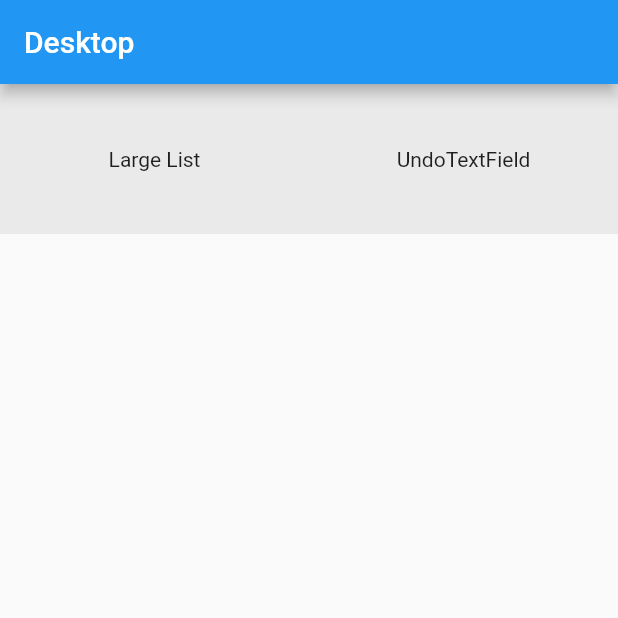
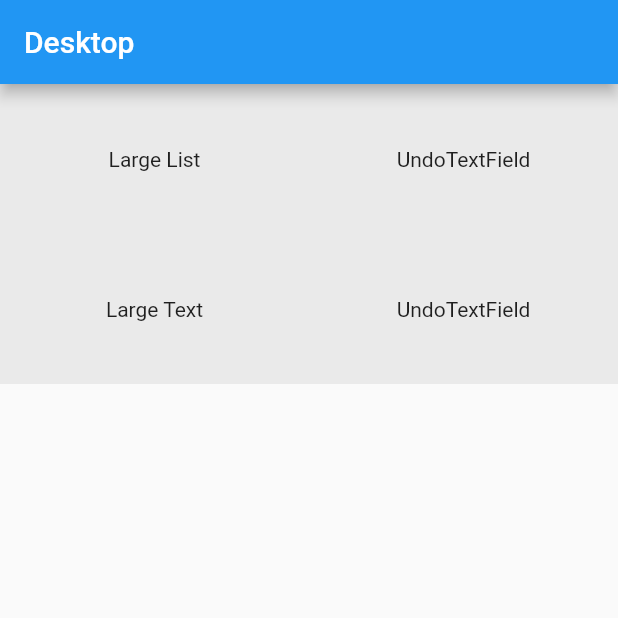
Before and after one commit to dikeboy/flutter_desktop, a Flutter app: the screen it shows after launch, on a phone screen of 412 x 824 dp, the top half of it. Run offline on Flutter 3.47's test engine with Material 2 defaults, Android fonts, the phone set to English and light mode, and no system bars; our stand-ins replace scrollable_positioned_list; missing offline and left inert: undo_textfield, window_size.

Commit message:
modify  size

```diff
--- a/lib/main.dart
+++ b/lib/main.dart
@@ -4,10 +4,11 @@ import 'dart:io';
 
 import 'package:flutter/material.dart';
 import 'package:flutter_desktop/moudle/largelist/large_listview.dart';
-import 'package:flutter_desktop/moudle/undotext/uno_textfield.dart';
+import 'package:flutter_desktop/moudle/uno_textfield.dart';
 import 'package:flutter_desktop/utils/WindowSizeService.dart';
 
 import 'base/BasicPage.dart';
+import 'moudle/largetext/large_text.dart';
 
 void main() {
   WidgetsFlutterBinding.ensureInitialized();
@@ -88,6 +89,17 @@ class _MyHomePageState extends State<MyHomePage> {
                 bindHomeBtn("UndoTextField", () {return UndoTextField();}),
               ],
             )),
+        Container(
+            height: 100,
+            child: Row(
+              mainAxisAlignment: MainAxisAlignment.spaceAround,
+              mainAxisSize: MainAxisSize.max,
+              crossAxisAlignment: CrossAxisAlignment.center,
+              children: [
+                bindHomeBtn("Large Text", () {return LargeTextPage();}),
+                bindHomeBtn("UndoTextField", () {return UndoTextField();}),
+              ],
+            )),
       ],
     );
   }
--- a/pubspec.yaml
+++ b/pubspec.yaml
@@ -18,7 +18,7 @@ publish_to: 'none' # Remove this line if you wish to publish to pub.dev
 version: 1.0.0+1
 
 environment:
-  sdk: ">=2.15.0-116.0.dev <3.0.0"
+  sdk: ">=2.12.0 <3.0.0"
 
 # Dependencies specify other packages that your package needs in order to work.
 # To automatically upgrade your package dependencies to the latest versions
```
